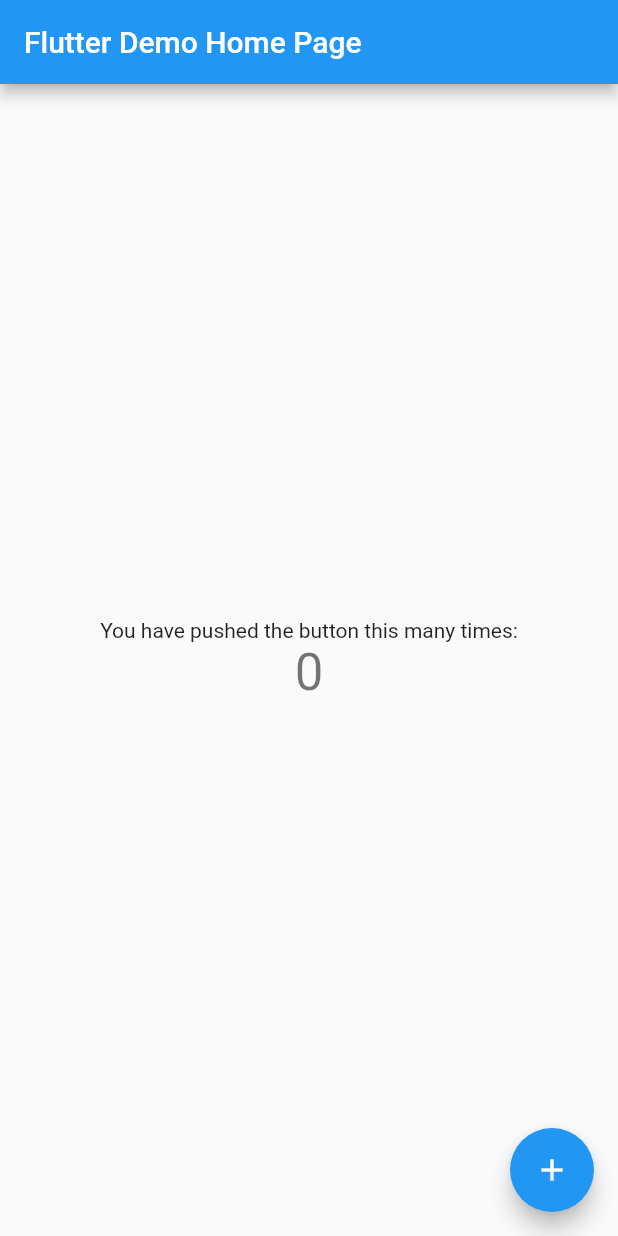
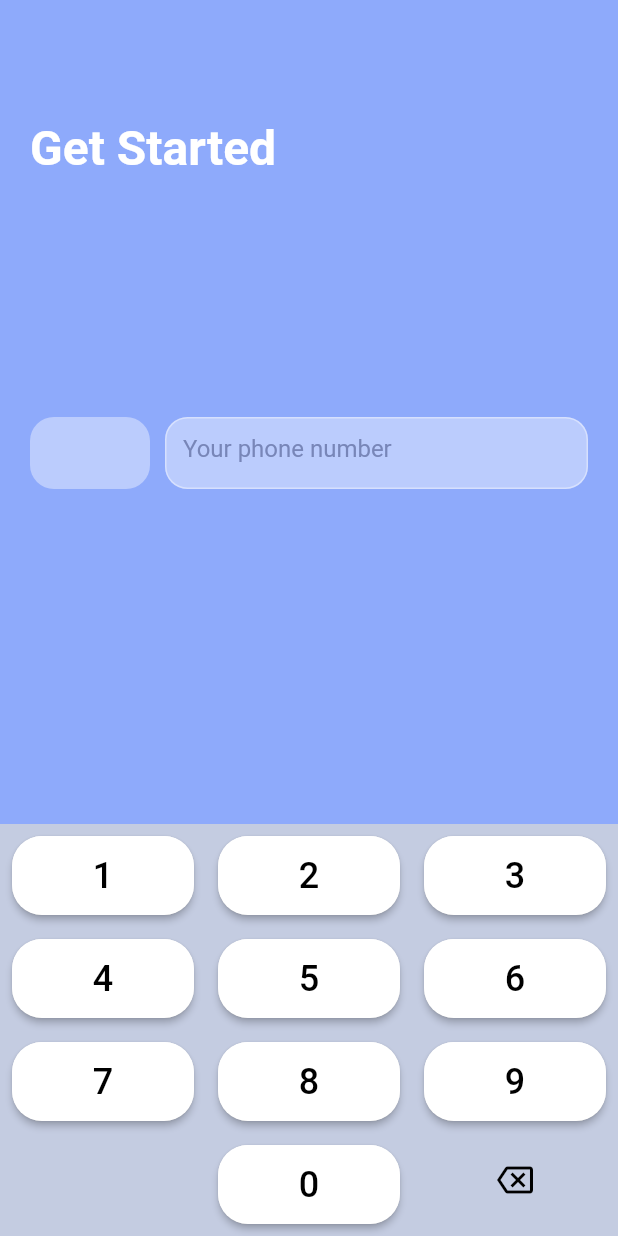
Before and after one commit to YuraYB3/flutter_test_task, a Flutter app: the screen it shows after launch, on a phone screen of 412 x 824 dp. Run offline on Flutter 3.47's test engine with Material 2 defaults, Android fonts, the phone set to English and light mode, and no system bars; our stand-ins replace cached_network_image, modal_bottom_sheet.

Commit message:
Додано панель для пошуку, панель з цифрами, та виринаючу панель.

```diff
--- /dev/null
+++ b/lib/Services/BuildButtons.dart
@@ -0,0 +1,70 @@
+import 'package:flutter/material.dart';
+
+class BuildButtons {
+  Widget buildNumberButton(String number) {
+    return Padding(
+      padding: const EdgeInsets.all(8.0),
+      child: Container(
+        height: 46,
+        decoration: BoxDecoration(
+          borderRadius: BorderRadius.circular(20),
+          color: Colors.white,
+        ),
+        child: ElevatedButton(
+          style: ButtonStyle(
+            backgroundColor: MaterialStateProperty.all<Color>(Colors.white),
+            shape: MaterialStateProperty.all<RoundedRectangleBorder>(
+              RoundedRectangleBorder(
+                borderRadius: BorderRadius.circular(20),
+              ),
+            ),
+          ),
+          onPressed: () {},
+          child: Text(
+            number,
+            style: const TextStyle(color: Colors.black, fontSize: 24),
+          ),
+        ),
+      ),
+    );
+  }
+
+  Widget buildButtonSpecific() {
+    return Padding(
+      padding: const EdgeInsets.all(8.0),
+      child: Stack(
+        children: [
+          SizedBox(
+            height: 46,
+            child: TextButton(
+              onPressed: () {},
+              child: const Text(''),
+            ),
+          ),
+        ],
+      ),
+    );
+  }
+
+  Widget buildDeleteButton() {
+    return Padding(
+      padding: const EdgeInsets.all(8.0),
+      child: Stack(
+        children: [
+          SizedBox(
+            height: 46,
+            child: TextButton(
+              onPressed: () {},
+              child: const Center(
+                child: Icon(
+                  Icons.backspace_outlined,
+                  color: Colors.black,
+                ),
+              ),
+            ),
+          ),
+        ],
+      ),
+    );
+  }
+}
--- /dev/null
+++ b/lib/View/MainPage/BottomPanel.dart
@@ -0,0 +1,30 @@
+import 'package:flutter/material.dart';
+
+import '../../Services/BuildButtons.dart';
+
+class BottomPanel {
+  Widget CreateBottomPanel() {
+    BuildButtons buttons = BuildButtons();
+    return Container(
+        color: const Color.fromRGBO(210, 213, 219, 0.8),
+        child: GridView.count(
+          shrinkWrap: true,
+          crossAxisCount: 3,
+          childAspectRatio: 2,
+          children: [
+            buttons.buildNumberButton("1"),
+            buttons.buildNumberButton("2"),
+            buttons.buildNumberButton("3"),
+            buttons.buildNumberButton("4"),
+            buttons.buildNumberButton("5"),
+            buttons.buildNumberButton("6"),
+            buttons.buildNumberButton("7"),
+            buttons.buildNumberButton("8"),
+            buttons.buildNumberButton("9"),
+            buttons.buildButtonSpecific(),
+            buttons.buildNumberButton("0"),
+            buttons.buildDeleteButton()
+          ],
+        ));
+  }
+}
--- /dev/null
+++ b/lib/View/MainPage/MiddlePanel.dart
@@ -0,0 +1,63 @@
+import 'package:flutter/material.dart';
+import 'package:modal_bottom_sheet/modal_bottom_sheet.dart';
+import 'package:test_app/View/MainPage/SearchPanel.dart';
+
+class MiddlePanel {
+  Widget CreateMiddlePanel(BuildContext context) {
+    SearchPanel searchPanel = SearchPanel();
+    return Row(
+      children: [
+        SizedBox(
+            height: 48,
+            width: 100,
+            child: Padding(
+              padding: const EdgeInsets.only(left: 20),
+              child: GestureDetector(
+                onTap: () {
+                  showMaterialModalBottomSheet(
+                      bounce: true,
+                      context: context,
+                      builder: (context) =>
+                          searchPanel.CreateSearchPanel(context));
+                },
+                child: Container(
+                  decoration: BoxDecoration(
+                    color: Theme.of(context).cardColor.withOpacity(0.4),
+                    borderRadius: BorderRadius.circular(16),
+                  ),
+                ),
+              ),
+            )),
+        const SizedBox(width: 10),
+        Expanded(
+          child: Padding(
+            padding: const EdgeInsets.only(right: 20.0),
+            child: SizedBox(
+              height: 48,
+              child: TextField(
+                readOnly: true,
+                decoration: InputDecoration(
+                  fillColor: Theme.of(context).cardColor.withOpacity(0.4),
+                  filled: true,
+                  hintText: 'Your phone number',
+                  hintStyle: const TextStyle(color: Color(0xFF7886B8)),
+                  enabledBorder: OutlineInputBorder(
+                    borderSide: BorderSide(
+                        color: Theme.of(context).cardColor.withOpacity(0.4)),
+                    borderRadius: BorderRadius.circular(15.0),
+                  ),
+                  focusedBorder: OutlineInputBorder(
+                    borderSide: BorderSide(
+                        color: Theme.of(context).cardColor.withOpacity(0.4)),
+                    borderRadius: BorderRadius.circular(15.0),
+                  ),
+                ),
+                onChanged: (value) {},
+              ),
+            ),
+          ),
+        ),
+      ],
+    );
+  }
+}
--- /dev/null
+++ b/lib/View/MainPage/SearchPanel.dart
@@ -0,0 +1,70 @@
+import 'dart:convert';
+
+import 'package:flutter/material.dart';
+import 'package:http/http.dart' as http;
+import 'package:cached_network_image/cached_network_image.dart';
+
+class SearchPanel {
+  Widget CreateSearchPanel(BuildContext context) {
+    return Container(
+      decoration: const BoxDecoration(
+        color: Color(0xFF8EAAFB),
+      ),
+      height: 650,
+      child: Column(children: [
+        Row(
+          mainAxisAlignment: MainAxisAlignment.spaceBetween,
+          children: [
+            const Padding(
+              padding: EdgeInsets.all(20),
+              child: Text(
+                "Country code",
+                style: TextStyle(
+                  color: Colors.white,
+                  fontSize: 32,
+                  fontStyle: FontStyle.normal,
+                  fontWeight: FontWeight.bold,
+                ),
+              ),
+            ),
+            IconButton(
+              onPressed: () {
+                Navigator.pop(context);
+              },
+              icon: const Icon(Icons.close_sharp),
+            ),
+          ],
+        ),
+        Expanded(
+          child: Padding(
+            padding: const EdgeInsets.only(right: 20.0, left: 20.0),
+            child: SizedBox(
+              height: 48,
+              child: TextField(
+                readOnly: true,
+                decoration: InputDecoration(
+                  prefixIcon: Icon(Icons.search),
+                  fillColor: Theme.of(context).cardColor.withOpacity(0.4),
+                  filled: true,
+                  hintText: 'Search',
+                  hintStyle: const TextStyle(color: Color(0xFF7886B8)),
+                  enabledBorder: OutlineInputBorder(
+                    borderSide: BorderSide(
+                        color: Theme.of(context).cardColor.withOpacity(0.4)),
+                    borderRadius: BorderRadius.circular(15.0),
+                  ),
+                  focusedBorder: OutlineInputBorder(
+                    borderSide: BorderSide(
+                        color: Theme.of(context).cardColor.withOpacity(0.4)),
+                    borderRadius: BorderRadius.circular(15.0),
+                  ),
+                ),
+                onChanged: (value) {},
+              ),
+            ),
+          ),
+        ),
+      ]),
+    );
+  }
+}
--- /dev/null
+++ b/lib/View/MainPage/TopText.dart
@@ -0,0 +1,21 @@
+import 'package:flutter/material.dart';
+
+class TopText {
+  Widget GetStarted() {
+    return Row(
+      children: const [
+        SizedBox(width: 20),
+        Text(
+          "Get Started",
+          style: TextStyle(
+            color: Colors.white,
+            fontSize: 32,
+            fontStyle: FontStyle.normal,
+            fontWeight: FontWeight.bold,
+          ),
+          textAlign: TextAlign.start,
+        ),
+      ],
+    );
+  }
+}
--- a/lib/main.dart
+++ b/lib/main.dart
@@ -1,115 +1,54 @@
 import 'package:flutter/material.dart';
+import 'package:test_app/View/MainPage/BottomPanel.dart';
+import 'package:test_app/View/MainPage/MiddlePanel.dart';
+import 'package:test_app/View/MainPage/TopText.dart';
 
 void main() {
   runApp(const MyApp());
 }
 
-class MyApp extends StatelessWidget {
+class MyApp extends StatefulWidget {
   const MyApp({super.key});
 
-  // This widget is the root of your application.
+  @override
+  State<MyApp> createState() => _MyAppState();
+}
+
+class _MyAppState extends State<MyApp> {
   @override
   Widget build(BuildContext context) {
-    return MaterialApp(
-      title: 'Flutter Demo',
-      theme: ThemeData(
-        // This is the theme of your application.
-        //
-        // Try running your application with "flutter run". You'll see the
-        // application has a blue toolbar. Then, without quitting the app, try
-        // changing the primarySwatch below to Colors.green and then invoke
-        // "hot reload" (press "r" in the console where you ran "flutter run",
-        // or simply save your changes to "hot reload" in a Flutter IDE).
-        // Notice that the counter didn't reset back to zero; the application
-        // is not restarted.
-        primarySwatch: Colors.blue,
-      ),
-      home: const MyHomePage(title: 'Flutter Demo Home Page'),
+    return const MaterialApp(
+      home: MyHomePage(),
     );
   }
 }
 
 class MyHomePage extends StatefulWidget {
-  const MyHomePage({super.key, required this.title});
-
-  // This widget is the home page of your application. It is stateful, meaning
-  // that it has a State object (defined below) that contains fields that affect
-  // how it looks.
-
-  // This class is the configuration for the state. It holds the values (in this
-  // case the title) provided by the parent (in this case the App widget) and
-  // used by the build method of the State. Fields in a Widget subclass are
-  // always marked "final".
-
-  final String title;
+  const MyHomePage({super.key});
 
   @override
   State<MyHomePage> createState() => _MyHomePageState();
 }
 
 class _MyHomePageState extends State<MyHomePage> {
-  int _counter = 0;
-
-  void _incrementCounter() {
-    setState(() {
-      // This call to setState tells the Flutter framework that something has
-      // changed in this State, which causes it to rerun the build method below
-      // so that the display can reflect the updated values. If we changed
-      // _counter without calling setState(), then the build method would not be
-      // called again, and so nothing would appear to happen.
-      _counter++;
-    });
-  }
-
+  String searchQuery = '';
+  TopText topText = TopText();
+  BottomPanel bottomPanel = BottomPanel();
+  MiddlePanel middlePanel = MiddlePanel();
   @override
   Widget build(BuildContext context) {
-    // This method is rerun every time setState is called, for instance as done
-    // by the _incrementCounter method above.
-    //
-    // The Flutter framework has been optimized to make rerunning build methods
-    // fast, so that you can just rebuild anything that needs updating rather
-    // than having to individually change instances of widgets.
     return Scaffold(
-      appBar: AppBar(
-        // Here we take the value from the MyHomePage object that was created by
-        // the App.build method, and use it to set our appbar title.
-        title: Text(widget.title),
-      ),
-      body: Center(
-        // Center is a layout widget. It takes a single child and positions it
-        // in the middle of the parent.
-        child: Column(
-          // Column is also a layout widget. It takes a list of children and
-          // arranges them vertically. By default, it sizes itself to fit its
-          // children horizontally, and tries to be as tall as its parent.
-          //
-          // Invoke "debug painting" (press "p" in the console, choose the
-          // "Toggle Debug Paint" action from the Flutter Inspector in Android
-          // Studio, or the "Toggle Debug Paint" command in Visual Studio Code)
-          // to see the wireframe for each widget.
-          //
-          // Column has various properties to control how it sizes itself and
-          // how it positions its children. Here we use mainAxisAlignment to
-          // center the children vertically; the main axis here is the vertical
-          // axis because Columns are vertical (the cross axis would be
-          // horizontal).
-          mainAxisAlignment: MainAxisAlignment.center,
+        backgroundColor: const Color(0xFF8EAAFB),
+        body: Column(
+          mainAxisAlignment: MainAxisAlignment.start,
+          crossAxisAlignment: CrossAxisAlignment.start,
           children: <Widget>[
-            const Text(
-              'You have pushed the button this many times:',
-            ),
-            Text(
-              '$_counter',
-              style: Theme.of(context).textTheme.headline4,
-            ),
+            const SizedBox(height: 80),
+            TopText().GetStarted(),
+            const SizedBox(height: 160),
+            middlePanel.CreateMiddlePanel(context)
           ],
         ),
-      ),
-      floatingActionButton: FloatingActionButton(
-        onPressed: _incrementCounter,
-        tooltip: 'Increment',
-        child: const Icon(Icons.add),
-      ), // This trailing comma makes auto-formatting nicer for build methods.
-    );
+        bottomNavigationBar: bottomPanel.CreateBottomPanel());
   }
 }
--- a/pubspec.yaml
+++ b/pubspec.yaml
@@ -36,6 +36,9 @@ dependencies:
   # The following adds the Cupertino Icons font to your application.
   # Use with the CupertinoIcons class for iOS style icons.
   cupertino_icons: ^1.0.2
+  modal_bottom_sheet: ^2.1.2
+  http: ^0.13.5
+  cached_network_image: ^3.2.3
 
 dev_dependencies:
   flutter_test:
```
Also changed, not shown: pubspec.lock, 1 other file.
